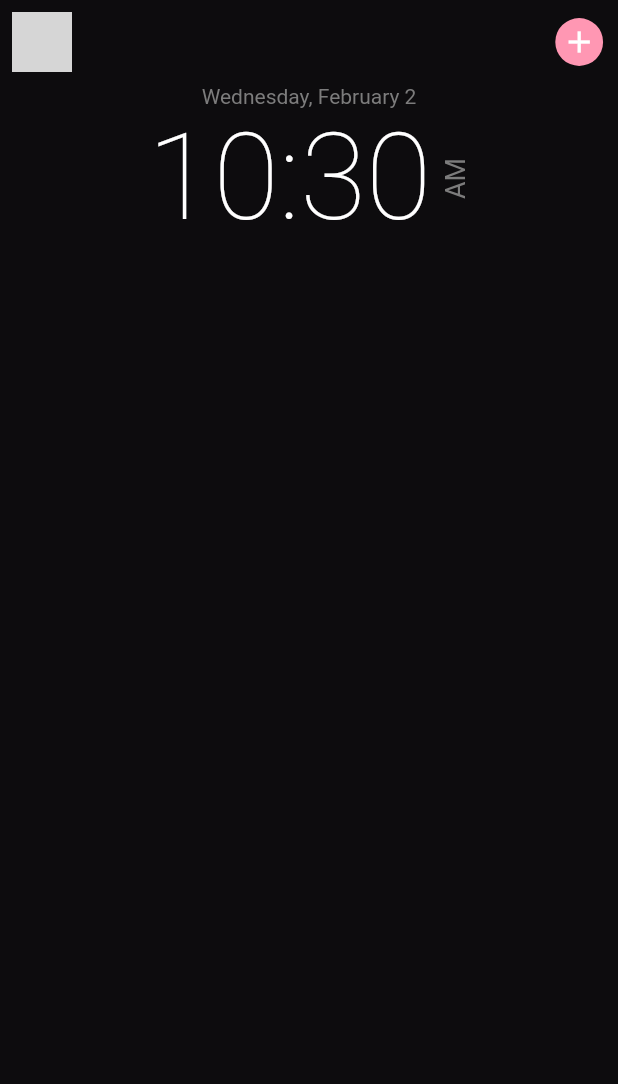
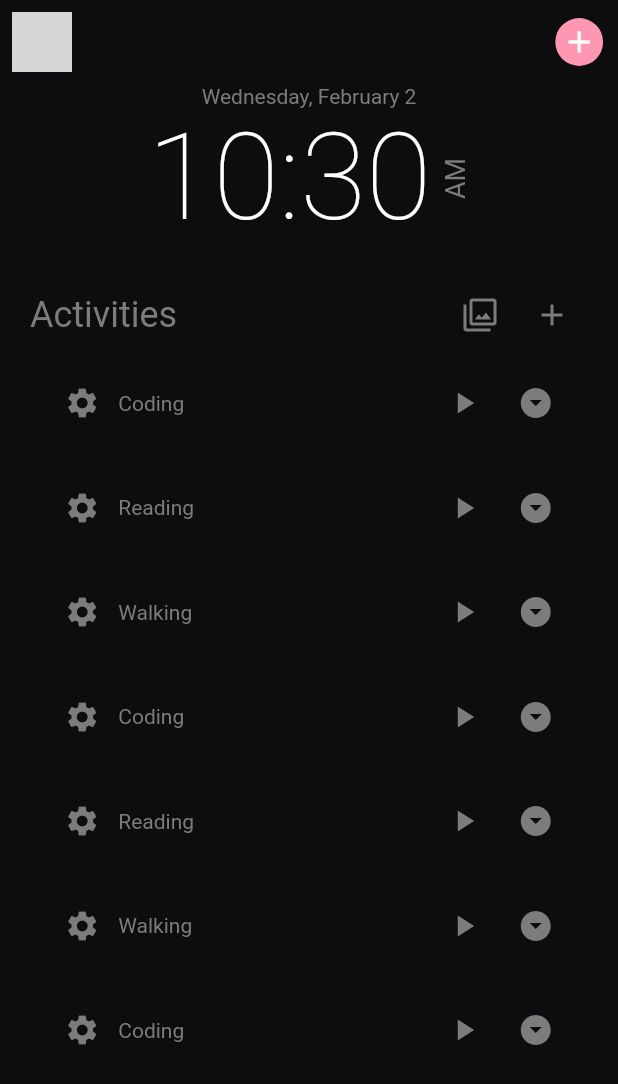
Before and after one commit to fontseca/analyseur, a Flutter app: the screen it shows after launch, on a phone screen of 412 x 824 dp. Shown: the top 1084 px of the screen. Run offline on Flutter 3.47's test engine with Material 2 defaults, Android fonts, the phone set to English and light mode, and no system bars; our stand-ins replace flutter_svg, google_fonts; grey boxes are pictures that could not be loaded.

Commit message:
feat: show activities

```diff
--- /dev/null
+++ b/lib/screens/activities/widgets/activies-list.dart
@@ -0,0 +1,62 @@
+import 'package:analyseur/screens/activities/widgets/activity.dart';
+import 'package:flutter/material.dart';
+
+class Activities extends StatefulWidget {
+  Activities({Key? key}) : super(key: key);
+
+  @override
+  State<Activities> createState() => _ActivitiesState();
+}
+
+class _ActivitiesState extends State<Activities> {
+  @override
+  Widget build(BuildContext context) {
+    return Container(
+      child: Padding(
+        padding: const EdgeInsets.all(20.0),
+        child: Column(
+          children: [
+            Row(
+              mainAxisAlignment: MainAxisAlignment.spaceBetween,
+              children: [
+                Text('Activities', style: TextStyle(fontSize: 24),),
+                Row(
+                  children: [
+                    IconButton(
+                      onPressed: () {},
+                      icon: Icon(Icons.filter),
+                    ),
+                    IconButton(
+                      onPressed: () {},
+                      icon: Icon(Icons.add),
+                    )
+                  ],
+                )
+              ],
+            ),
+            ActivityList()
+          ],
+        ),
+      ),
+    );
+  }
+}
+
+class ActivityList extends StatelessWidget {
+  const ActivityList({Key? key}) : super(key: key);
+
+  @override
+  Widget build(BuildContext context) {
+    return Column(
+      children: [
+        Activity(activityName: 'Coding'),
+        Activity(activityName: 'Reading'),
+        Activity(activityName: 'Walking'),
+        Activity(activityName: 'Coding'),
+        Activity(activityName: 'Reading'),
+        Activity(activityName: 'Walking'),
+        Activity(activityName: 'Coding')
+      ],
+    );
+  }
+}
--- /dev/null
+++ b/lib/screens/activities/widgets/activity.dart
@@ -0,0 +1,61 @@
+import 'package:flutter/material.dart';
+
+class Activity extends StatelessWidget {
+  final String activityName;
+  const Activity({required this.activityName, Key? key}) : super(key: key);
+
+  @override
+  Widget build(BuildContext context) {
+    return Padding(
+      padding: EdgeInsets.all(10.83),
+      child: Row(
+        mainAxisAlignment: MainAxisAlignment.spaceBetween,
+        children: [
+          Leading(activityName: this.activityName),
+          Actions()
+        ],
+      ),
+    );
+  }
+}
+
+class Actions extends StatelessWidget {
+  const Actions({Key? key}) : super(key: key);
+
+  @override
+  Widget build(BuildContext context) {
+    return Row(
+      children: [
+        IconButton(
+          onPressed: () {},
+          icon: Icon(Icons.play_arrow),
+        ),
+        IconButton(
+          onPressed: () {},
+          icon: Icon(Icons.arrow_drop_down_circle)
+        )
+      ],
+    );
+  }
+}
+
+class Leading extends StatelessWidget {
+  final String activityName;
+  const Leading({required this.activityName, Key? key}) : super(key: key);
+
+  @override
+  Widget build(BuildContext context) {
+    return Row(
+      children: [
+        IconButton(
+          onPressed: () {},
+          icon: Icon(Icons.settings),
+        ),
+        Container(
+          color: Colors.pinkAccent,
+        ),
+        Text(this.activityName)
+      ],
+    );
+  }
+}
--- a/lib/screens/activities/widgets/body.dart
+++ b/lib/screens/activities/widgets/body.dart
@@ -1,9 +1,13 @@
 import 'package:flutter/material.dart';
 import './clock.dart';
+import './activies-list.dart';
 
 class Body extends StatelessWidget {
   @override
   Widget build(BuildContext context) {
-    return DigitalClockAndDate();
+    return Column(
+      children: [DigitalClockAndDate(), Activities()],
+    );
+    // return Column(children: [DigitalClockAndDate(), Activities()]);
   }
 }
```
